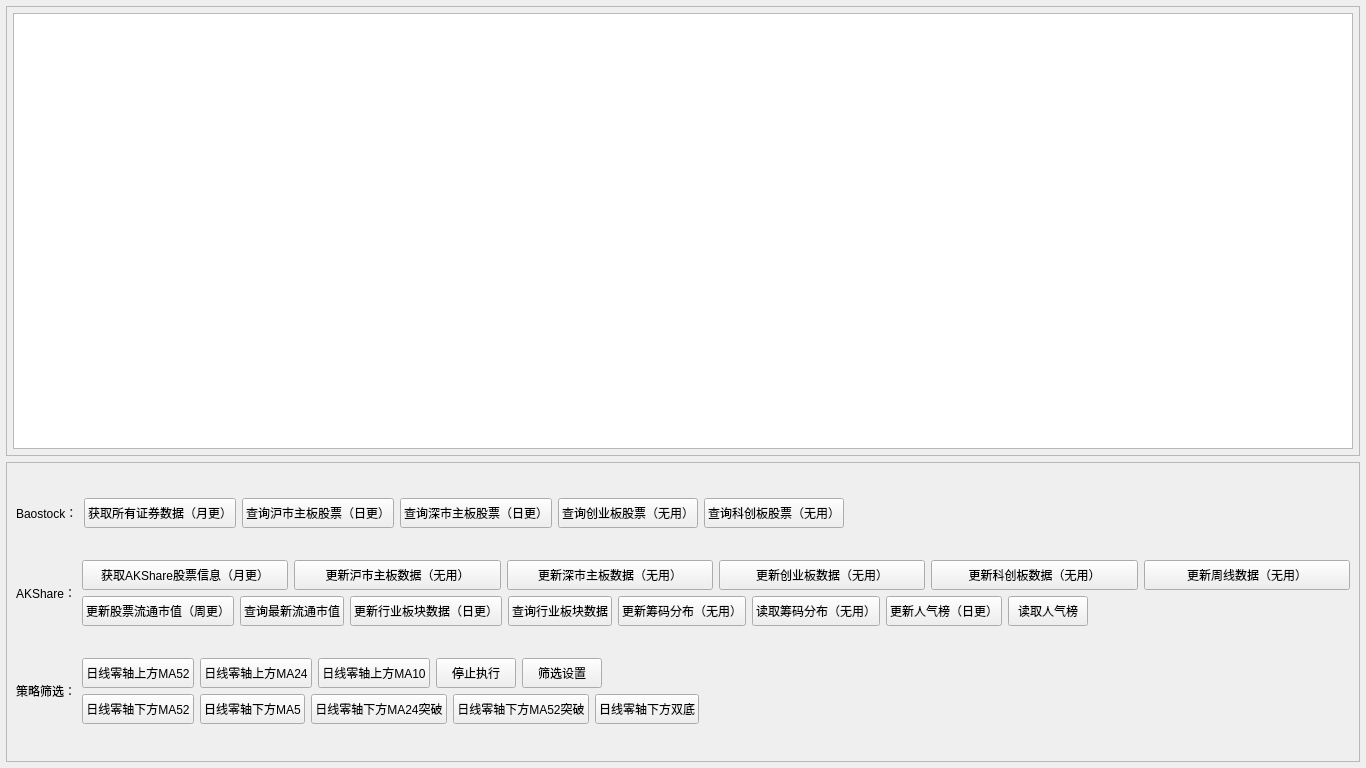
This is gui/qt_widgets/main/HomeWidget.ui in Daydreamer-AI/MPolicy as Qt 5 draws it before an edit. The edited form follows.
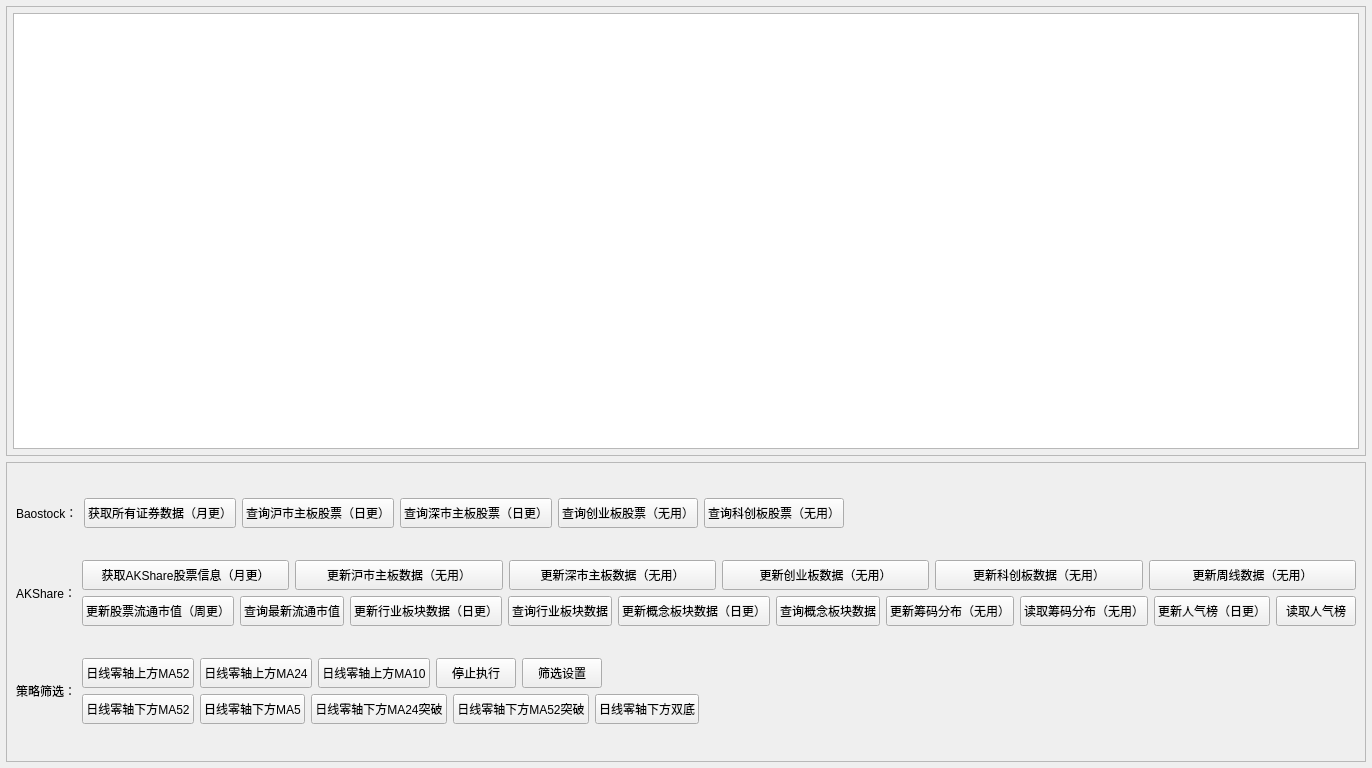
This is the edited form.

Commit message: 1105数据更新

The edit to the form file:
```diff
--- a/gui/qt_widgets/main/HomeWidget.ui
+++ b/gui/qt_widgets/main/HomeWidget.ui
@@ -407,6 +407,44 @@
               </property>
              </widget>
             </item>
+            <item>
+             <widget class="QPushButton" name="btn_update_ths_board_concept_data">
+              <property name="minimumSize">
+               <size>
+                <width>0</width>
+                <height>30</height>
+               </size>
+              </property>
+              <property name="maximumSize">
+               <size>
+                <width>16777215</width>
+                <height>30</height>
+               </size>
+              </property>
+              <property name="text">
+               <string>更新概念板块数据（日更）</string>
+              </property>
+             </widget>
+            </item>
+            <item>
+             <widget class="QPushButton" name="btn_query_ths_board_concept_data">
+              <property name="minimumSize">
+               <size>
+                <width>0</width>
+                <height>30</height>
+               </size>
+              </property>
+              <property name="maximumSize">
+               <size>
+                <width>16777215</width>
+                <height>30</height>
+               </size>
+              </property>
+              <property name="text">
+               <string>查询概念板块数据</string>
+              </property>
+             </widget>
+            </item>
             <item>
              <widget class="QPushButton" name="btn_update_chip_distribution_data_eastmoney">
               <property name="minimumSize">
```
The commit also changes 3183 other files.
